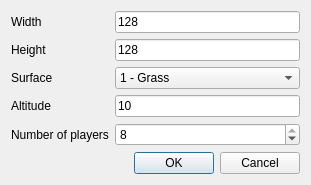
MegaGlest/megaglest-source, file source/glest_map_editor/newMap.ui: the form before one commit.
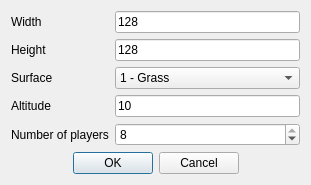
The form after the commit. Icons and pictures are not drawn.

Patch:
```diff
--- a/source/glest_map_editor/newMap.ui
+++ b/source/glest_map_editor/newMap.ui
@@ -11,6 +11,12 @@
     <height>177</height>
    </rect>
   </property>
+  <property name="sizePolicy">
+   <sizepolicy hsizetype="Preferred" vsizetype="Minimum">
+    <horstretch>0</horstretch>
+    <verstretch>0</verstretch>
+   </sizepolicy>
+  </property>
   <property name="windowTitle">
    <string>New Map</string>
   </property>
@@ -173,6 +179,9 @@
      <property name="standardButtons">
       <set>QDialogButtonBox::Cancel|QDialogButtonBox::Ok</set>
      </property>
+     <property name="centerButtons">
+      <bool>true</bool>
+     </property>
     </widget>
    </item>
   </layout>
```
Left out of the diff: 13 changed lines with no effect on the pictures.
